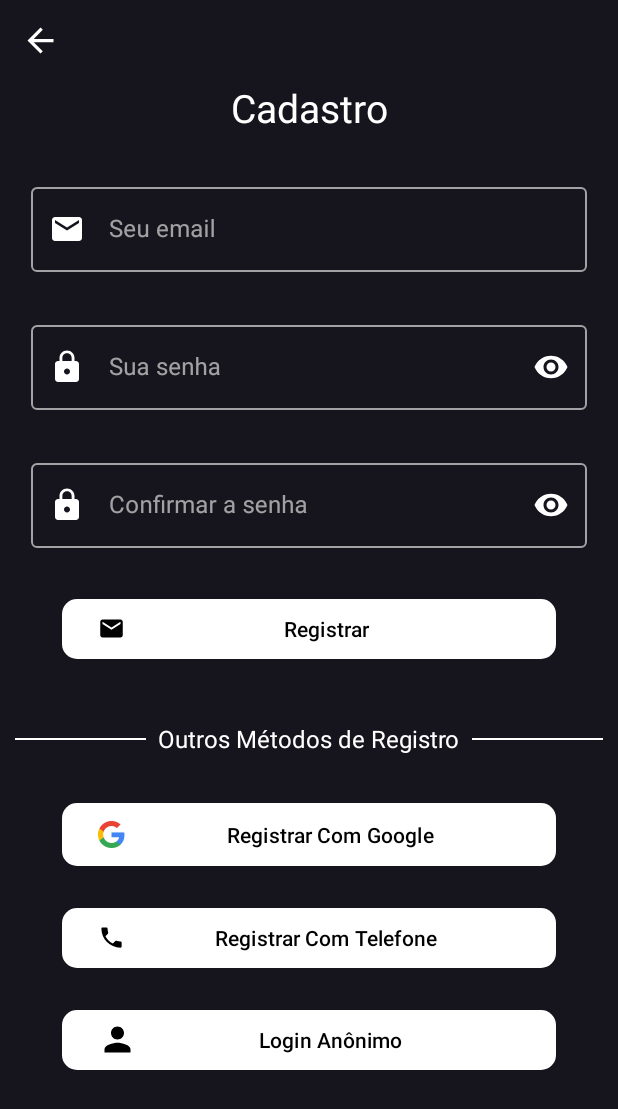
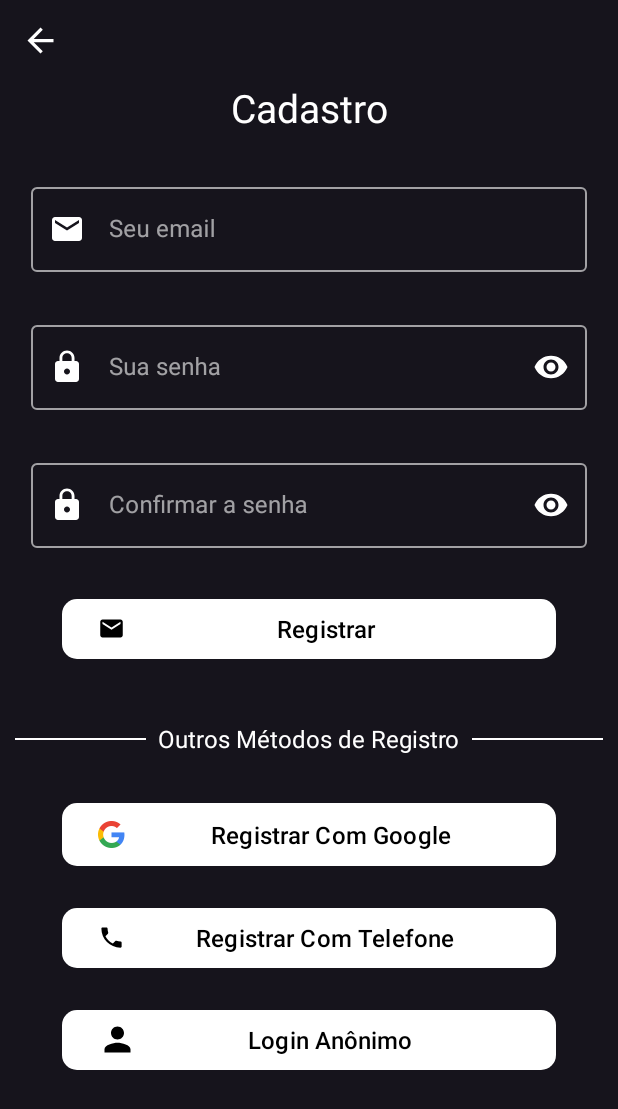
Before and after one commit to OdisBy/Organized-Family-Wallet, an Android app: the SignUpFragment screen opened through its navigation route, on a phone screen of 412 x 824 dp. Shown: the top 1109 px of the screen. Run offline under Robolectric (Android 15) with nearby library versions, the light colour scheme and no system bars; our stand-ins replace Dagger/Hilt's generated code, Firebase (no records; nobody signed in at launch, a user with empty details on screens opened directly); 3 statements that could not run were skipped.

Commit message:
Button text size responsive

```diff
--- a/features/login/src/main/res/layout/fragment_sign_up.xml
+++ b/features/login/src/main/res/layout/fragment_sign_up.xml
@@ -65,7 +65,6 @@
             <com.google.android.material.textfield.TextInputEditText
                 android:layout_width="match_parent"
                 android:layout_height="wrap_content"
-                android:hint="@string/description_your_email"
                 android:inputType="textEmailAddress"
                 android:maxLines="1"
                 android:textColor="@color/white" />
@@ -94,7 +93,6 @@
                 android:layout_width="match_parent"
                 android:layout_height="wrap_content"
                 android:inputType="textPassword"
-                android:hint="@string/description_your_password"
                 android:maxLines="1"
                 android:textColor="@color/white" />
 
@@ -121,7 +119,6 @@
             <com.google.android.material.textfield.TextInputEditText
                 android:layout_width="match_parent"
                 android:layout_height="wrap_content"
-                android:hint="@string/hint_confirm_password"
                 android:inputType="textPassword"
                 android:maxLines="1"
                 android:textColor="@color/white" />
@@ -143,6 +140,10 @@
             app:iconPadding="5dp"
             app:iconTint="@color/black"
             android:layout_marginTop="30dp"
+            android:textSize="16sp"
+            android:autoSizeMinTextSize="16sp"
+            android:autoSizeMaxTextSize="100sp"
+            android:autoSizeStepGranularity="4sp"
             app:layout_constraintEnd_toEndOf="parent"
             app:layout_constraintHorizontal_bias="0.5"
             app:layout_constraintStart_toStartOf="parent"
@@ -188,6 +189,10 @@
             app:iconPadding="10dp"
             app:iconTint="#00100D0D"
             app:iconTintMode="src_atop"
+            android:textSize="16sp"
+            android:autoSizeMinTextSize="16sp"
+            android:autoSizeMaxTextSize="100sp"
+            android:autoSizeStepGranularity="4sp"
             app:layout_constraintBottom_toTopOf="@+id/phone_sign_in"
             app:layout_constraintEnd_toEndOf="parent"
             app:layout_constraintHorizontal_bias="0.5"
@@ -208,6 +213,10 @@
             app:icon="@drawable/ic_phone"
             app:iconPadding="4dp"
             app:iconTint="@color/black"
+            android:textSize="16sp"
+            android:autoSizeMinTextSize="16sp"
+            android:autoSizeMaxTextSize="100sp"
+            android:autoSizeStepGranularity="4sp"
             app:layout_constraintBottom_toTopOf="@+id/anonymous_sign_in"
             app:layout_constraintEnd_toEndOf="parent"
             app:layout_constraintHorizontal_bias="0.5"
@@ -229,6 +238,10 @@
             app:iconPadding="2dp"
             app:iconSize="26dp"
             app:iconTint="@color/black"
+            android:textSize="16sp"
+            android:autoSizeMinTextSize="16sp"
+            android:autoSizeMaxTextSize="100sp"
+            android:autoSizeStepGranularity="4sp"
             app:layout_constraintEnd_toEndOf="parent"
             app:layout_constraintHorizontal_bias="0.5"
             app:layout_constraintStart_toStartOf="parent"
```
Also changed, not shown: features/login/src/main/res/layout/fragment_login.xml (+16 -2 lines).
